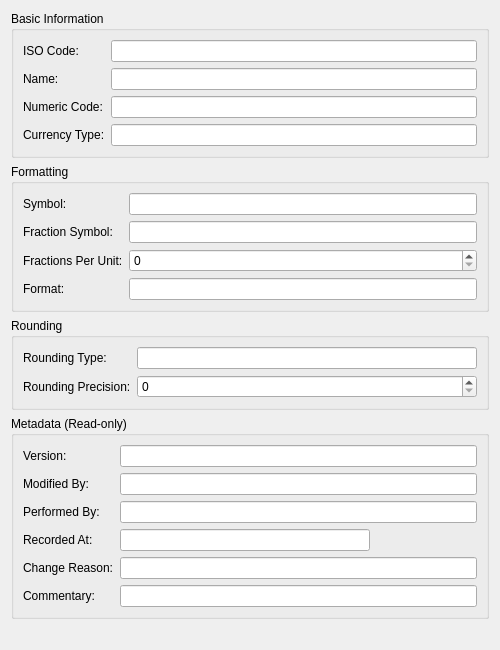
Above: projects/ores.qt/ui/CurrencyDetailDialog.ui from OreStudio/OreStudio before the change. Below: the same form after it.
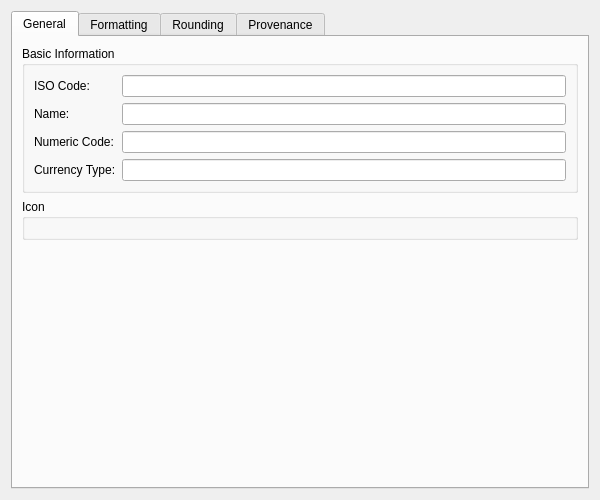
That is the form after the change. Custom widgets are drawn as their Qt base class.

Patch:
```diff
--- a/projects/ores.qt/ui/CurrencyDetailDialog.ui
+++ b/projects/ores.qt/ui/CurrencyDetailDialog.ui
@@ -6,10 +6,16 @@
    <rect>
     <x>0</x>
     <y>0</y>
-    <width>500</width>
-    <height>650</height>
+    <width>600</width>
+    <height>500</height>
    </rect>
   </property>
+  <property name="minimumSize">
+   <size>
+    <width>600</width>
+    <height>500</height>
+   </size>
+  </property>
   <property name="sizePolicy">
    <sizepolicy hsizetype="Preferred" vsizetype="Preferred">
     <horstretch>0</horstretch>
@@ -21,6 +27,12 @@
   </property>
   <layout class="QVBoxLayout" name="verticalLayout">
    <item>
+    <widget class="QTabWidget" name="tabWidget">
+     <property name="currentIndex"><number>0</number></property>
+     <widget class="QWidget" name="generalTab">
+      <attribute name="title"><string>General</string></attribute>
+      <layout class="QVBoxLayout" name="generalLayout">
+       <item>
     <widget class="QGroupBox" name="basicInfoGroup">
      <property name="title">
       <string>Basic Information</string>
@@ -74,6 +86,33 @@
     </widget>
    </item>
    <item>
+        <widget class="QGroupBox" name="iconGroup">
+         <property name="title">
+          <string>Icon</string>
+         </property>
+         <layout class="QVBoxLayout" name="iconGroupLayout">
+         </layout>
+        </widget>
+       </item>
+       <item>
+        <spacer name="verticalSpacer">
+         <property name="orientation">
+          <enum>Qt::Vertical</enum>
+         </property>
+         <property name="sizeHint" stdset="0">
+          <size>
+           <width>20</width>
+           <height>40</height>
+          </size>
+         </property>
+        </spacer>
+       </item>
+      </layout>
+     </widget>
+     <widget class="QWidget" name="formattingTab">
+      <attribute name="title"><string>Formatting</string></attribute>
+      <layout class="QVBoxLayout" name="formattingLayout">
+       <item>
     <widget class="QGroupBox" name="formattingGroup">
      <property name="title">
       <string>Formatting</string>
@@ -127,6 +166,24 @@
     </widget>
    </item>
    <item>
+        <spacer name="verticalSpacer_2">
+         <property name="orientation">
+          <enum>Qt::Vertical</enum>
+         </property>
+         <property name="sizeHint" stdset="0">
+          <size>
+           <width>20</width>
+           <height>40</height>
+          </size>
+         </property>
+        </spacer>
+       </item>
+      </layout>
+     </widget>
+     <widget class="QWidget" name="roundingTab">
+      <attribute name="title"><string>Rounding</string></attribute>
+      <layout class="QVBoxLayout" name="roundingLayout">
+       <item>
     <widget class="QGroupBox" name="roundingGroup">
      <property name="title">
       <string>Rounding</string>
@@ -163,106 +220,7 @@
     </widget>
    </item>
    <item>
-    <widget class="QGroupBox" name="metadataGroup">
-     <property name="title">
-      <string>Metadata (Read-only)</string>
-     </property>
-     <layout class="QFormLayout" name="formLayout_4">
-      <item row="0" column="0">
-       <widget class="QLabel" name="labelVersion">
-        <property name="text">
-         <string>Version:</string>
-        </property>
-       </widget>
-      </item>
-      <item row="0" column="1">
-       <widget class="QLineEdit" name="versionEdit">
-        <property name="readOnly">
-         <bool>true</bool>
-        </property>
-       </widget>
-      </item>
-      <item row="1" column="0">
-       <widget class="QLabel" name="labelModifiedBy">
-        <property name="text">
-         <string>Modified By:</string>
-        </property>
-       </widget>
-      </item>
-      <item row="1" column="1">
-       <widget class="QLineEdit" name="modifiedByEdit">
-        <property name="readOnly">
-         <bool>true</bool>
-        </property>
-       </widget>
-      </item>
-      <item row="2" column="0">
-       <widget class="QLabel" name="labelPerformedBy">
-        <property name="text">
-         <string>Performed By:</string>
-        </property>
-       </widget>
-      </item>
-      <item row="2" column="1">
-       <widget class="QLineEdit" name="performedByEdit">
-        <property name="readOnly">
-         <bool>true</bool>
-        </property>
-       </widget>
-      </item>
-      <item row="3" column="0">
-       <widget class="QLabel" name="labelRecordedAt">
-        <property name="text">
-         <string>Recorded At:</string>
-        </property>
-       </widget>
-      </item>
-      <item row="3" column="1">
-       <widget class="QLineEdit" name="recordedAtEdit">
-        <property name="readOnly">
-         <bool>true</bool>
-        </property>
-        <property name="maximumSize">
-         <size>
-          <width>250</width>
-          <height>16777215</height>
-         </size>
-        </property>
-       </widget>
-      </item>
-      <item row="4" column="0">
-       <widget class="QLabel" name="labelChangeReason">
-        <property name="text">
-         <string>Change Reason:</string>
-        </property>
-       </widget>
-      </item>
-      <item row="4" column="1">
-       <widget class="QLineEdit" name="changeReasonEdit">
-        <property name="readOnly">
-         <bool>true</bool>
-        </property>
-       </widget>
-      </item>
-      <item row="5" column="0">
-       <widget class="QLabel" name="labelCommentary">
-        <property name="text">
-         <string>Commentary:</string>
-        </property>
-       </widget>
-      </item>
-      <item row="5" column="1">
-       <widget class="QLineEdit" name="commentaryEdit">
-        <property name="readOnly">
-         <bool>true</bool>
-        </property>
-       </widget>
-      </item>
-     </layout>
-    </widget>
-   </item>
-   <item>
-    <spacer name="verticalSpacer">
+        <spacer name="verticalSpacer_3">
      <property name="orientation">
       <enum>Qt::Vertical</enum>
      </property>
@@ -276,6 +234,25 @@
    </item>
   </layout>
  </widget>
+     <widget class="QWidget" name="provenanceTab">
+      <attribute name="title"><string>Provenance</string></attribute>
+      <layout class="QVBoxLayout" name="provenanceTabLayout">
+       <item>
+        <widget class="ores::qt::ProvenanceWidget" name="provenanceWidget" native="true"/>
+       </item>
+      </layout>
+     </widget>
+    </widget>
+   </item>
+  </layout>
+ </widget>
+ <customwidgets>
+  <customwidget>
+   <class>ores::qt::ProvenanceWidget</class>
+   <extends>QWidget</extends>
+   <header>ores.qt/ProvenanceWidget.hpp</header>
+  </customwidget>
+ </customwidgets>
  <resources/>
  <connections/>
 </ui>
```
Lines whose indentation alone changed are shown as unchanged.
